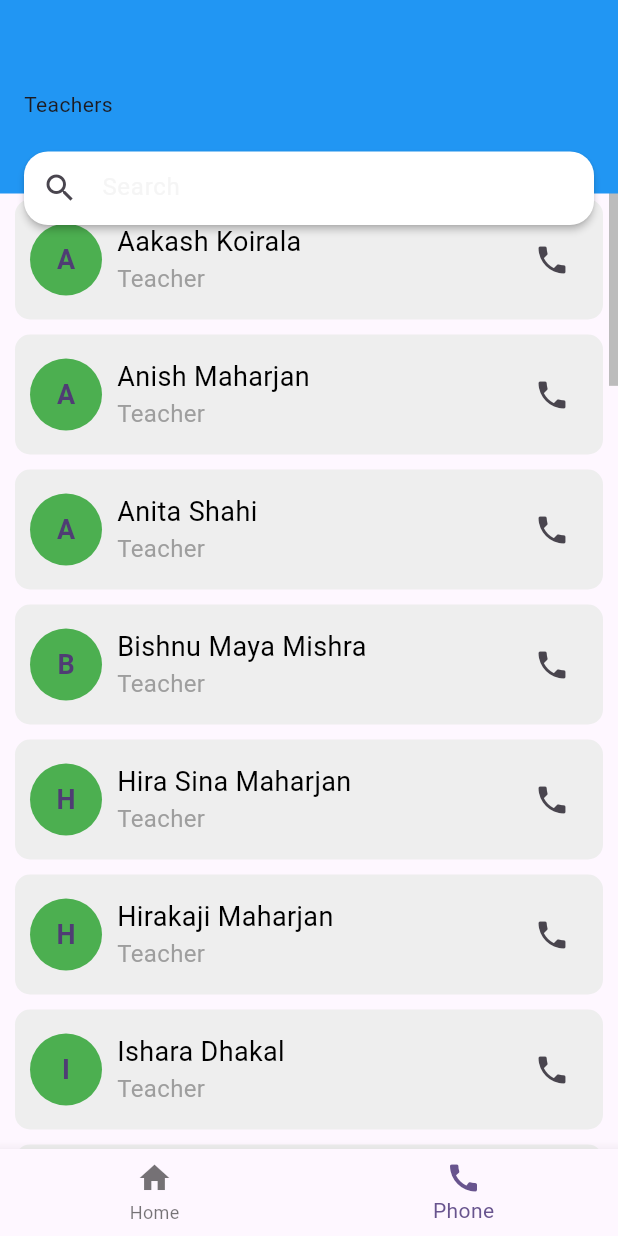
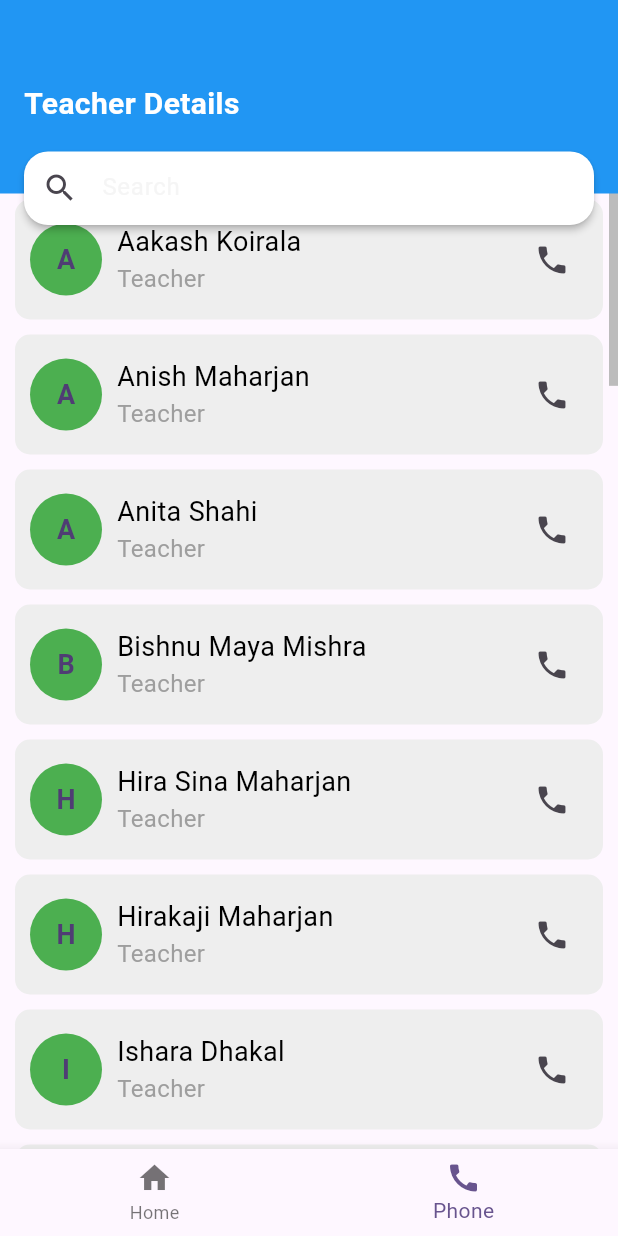
Before and after one commit to keerushar/School-App, a Flutter app: the screen it shows after launch, item 2 of the bottom bar chosen, on a phone screen of 412 x 824 dp. Run offline on Flutter 3.47's test engine with Material 2 defaults, Android fonts, the phone set to English and light mode, and no system bars.

```diff
--- a/lib/screen/teacher_phone_screen.dart
+++ b/lib/screen/teacher_phone_screen.dart
@@ -47,11 +47,11 @@ class _TeacherPhoneScreenState extends State<TeacherPhoneScreen> {
     return Container(
       height: 129,
       width: double.infinity,
-      decoration: BoxDecoration(
+      decoration: const BoxDecoration(
         color: Colors.blue,
       ),
-      child: Padding(
-        padding: const EdgeInsets.only(
+      child: const Padding(
+        padding: EdgeInsets.only(
           top: 10,
           left: 16,
           right: 16,
@@ -60,7 +60,12 @@ class _TeacherPhoneScreenState extends State<TeacherPhoneScreen> {
           mainAxisAlignment: MainAxisAlignment.start,
           children: [
             Text(
-              "Teachers",
+              "Teacher Details",
+              style: TextStyle(
+                fontSize: 20,
+                fontWeight: FontWeight.bold,
+                color: Colors.white,
+              ),
             )
           ],
         ),
@@ -135,9 +140,8 @@ class _TeacherPhoneScreenState extends State<TeacherPhoneScreen> {
       employeeData = items;
     });
   }
-}
 
-Widget dashboardBody(BuildContext context, List<Employee> employeeData) {
+  Widget dashboardBody(BuildContext context, List<Employee> employeeData) {
   return Scrollbar(
     thumbVisibility: true,
     thickness: 6,
@@ -154,3 +158,5 @@ Widget dashboardBody(BuildContext context, List<Employee> employeeData) {
         }),
   );
 }
+
+}
```
Also changed, not shown: lib/widgets/search_widgets.dart (+12 -4 lines).
